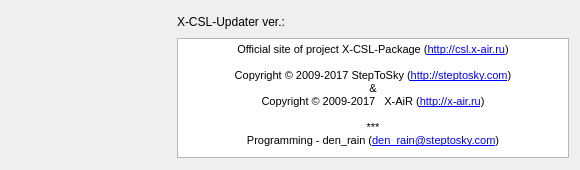
This is src/about.ui in steptosky/x-csl-updater as Qt 5 draws it before an edit. The edited form follows.
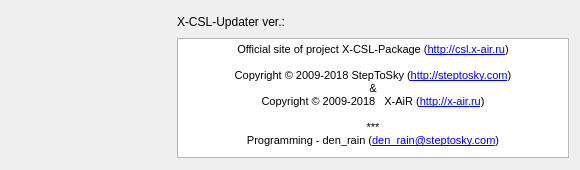
This is the edited form. Icons and pictures are not drawn.

Commit message:
started to make all text in code in English.
branch : feature/switchingToNewQt

Diff of the .ui file:
```diff
--- a/src/about.ui
+++ b/src/about.ui
@@ -181,9 +181,9 @@
 &lt;/style&gt;&lt;/head&gt;&lt;body style=&quot; font-family:'MS Shell Dlg 2'; font-size:8.25pt; font-weight:400; font-style:normal;&quot;&gt;
 &lt;p align=&quot;center&quot; style=&quot; margin-top:0px; margin-bottom:0px; margin-left:0px; margin-right:0px; -qt-block-indent:0; text-indent:0px;&quot;&gt;&lt;span style=&quot; font-size:8pt;&quot;&gt;Official site of project X-CSL-Package (&lt;/span&gt;&lt;a href=&quot;http://csl.x-air.ru&quot;&gt;&lt;span style=&quot; font-size:8pt; text-decoration: underline; color:#0000ff;&quot;&gt;http://csl.x-air.ru&lt;/span&gt;&lt;/a&gt;&lt;span style=&quot; font-size:8pt;&quot;&gt;)&lt;/span&gt;&lt;/p&gt;
 &lt;p align=&quot;center&quot; style=&quot;-qt-paragraph-type:empty; margin-top:0px; margin-bottom:0px; margin-left:0px; margin-right:0px; -qt-block-indent:0; text-indent:0px; font-size:8pt;&quot;&gt;&lt;br /&gt;&lt;/p&gt;
-&lt;p align=&quot;center&quot; style=&quot; margin-top:0px; margin-bottom:0px; margin-left:0px; margin-right:0px; -qt-block-indent:0; text-indent:0px;&quot;&gt;&lt;span style=&quot; font-size:8pt;&quot;&gt;Copyright © 2009-2017 StepToSky (&lt;/span&gt;&lt;a href=&quot;http://steptosky.com&quot;&gt;&lt;span style=&quot; font-size:8pt; text-decoration: underline; color:#0000ff;&quot;&gt;http://steptosky.com&lt;/span&gt;&lt;/a&gt;&lt;span style=&quot; font-size:8pt;&quot;&gt;)&lt;/span&gt;&lt;/p&gt;
+&lt;p align=&quot;center&quot; style=&quot; margin-top:0px; margin-bottom:0px; margin-left:0px; margin-right:0px; -qt-block-indent:0; text-indent:0px;&quot;&gt;&lt;span style=&quot; font-size:8pt;&quot;&gt;Copyright © 2009-2018 StepToSky (&lt;/span&gt;&lt;a href=&quot;http://steptosky.com&quot;&gt;&lt;span style=&quot; font-size:8pt; text-decoration: underline; color:#0000ff;&quot;&gt;http://steptosky.com&lt;/span&gt;&lt;/a&gt;&lt;span style=&quot; font-size:8pt;&quot;&gt;)&lt;/span&gt;&lt;/p&gt;
 &lt;p align=&quot;center&quot; style=&quot; margin-top:0px; margin-bottom:0px; margin-left:0px; margin-right:0px; -qt-block-indent:0; text-indent:0px;&quot;&gt;&lt;span style=&quot; font-size:8pt;&quot;&gt;&amp;amp;&lt;/span&gt;&lt;/p&gt;
-&lt;p align=&quot;center&quot; style=&quot; margin-top:0px; margin-bottom:0px; margin-left:0px; margin-right:0px; -qt-block-indent:0; text-indent:0px;&quot;&gt;&lt;span style=&quot; font-size:8pt;&quot;&gt;Copyright © 2009-2017   X-AiR (&lt;/span&gt;&lt;a href=&quot;http://x-air.ru&quot;&gt;&lt;span style=&quot; font-size:8pt; text-decoration: underline; color:#0000ff;&quot;&gt;http://x-air.ru&lt;/span&gt;&lt;/a&gt;&lt;span style=&quot; font-size:8pt;&quot;&gt;)&lt;/span&gt;&lt;/p&gt;
+&lt;p align=&quot;center&quot; style=&quot; margin-top:0px; margin-bottom:0px; margin-left:0px; margin-right:0px; -qt-block-indent:0; text-indent:0px;&quot;&gt;&lt;span style=&quot; font-size:8pt;&quot;&gt;Copyright © 2009-2018   X-AiR (&lt;/span&gt;&lt;a href=&quot;http://x-air.ru&quot;&gt;&lt;span style=&quot; font-size:8pt; text-decoration: underline; color:#0000ff;&quot;&gt;http://x-air.ru&lt;/span&gt;&lt;/a&gt;&lt;span style=&quot; font-size:8pt;&quot;&gt;)&lt;/span&gt;&lt;/p&gt;
 &lt;p align=&quot;center&quot; style=&quot;-qt-paragraph-type:empty; margin-top:0px; margin-bottom:0px; margin-left:0px; margin-right:0px; -qt-block-indent:0; text-indent:0px; font-size:8pt; text-decoration: underline; color:#0000ff;&quot;&gt;&lt;br /&gt;&lt;/p&gt;
 &lt;p align=&quot;center&quot; style=&quot; margin-top:0px; margin-bottom:0px; margin-left:0px; margin-right:0px; -qt-block-indent:0; text-indent:0px;&quot;&gt;&lt;span style=&quot; font-size:8pt;&quot;&gt;***&lt;/span&gt;&lt;/p&gt;
 &lt;p align=&quot;center&quot; style=&quot; margin-top:0px; margin-bottom:0px; margin-left:0px; margin-right:0px; -qt-block-indent:0; text-indent:0px;&quot;&gt;&lt;span style=&quot; font-size:8pt;&quot;&gt;Programming - den_rain (&lt;/span&gt;&lt;a href=&quot;mailto:den_rain@steptosky.com&quot;&gt;&lt;span style=&quot; font-size:8pt; text-decoration: underline; color:#0000ff;&quot;&gt;den_rain@steptosky.com&lt;/span&gt;&lt;/a&gt;&lt;span style=&quot; font-size:8pt;&quot;&gt;)&lt;/span&gt;&lt;/p&gt;
```
Left out of the diff: 2 changed lines with no effect on the pictures. The commit also changes 1 other file.
